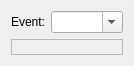
The window that importdialog.ui (agateau/gwenview-importer) describes before a commit, drawn with Qt 5.
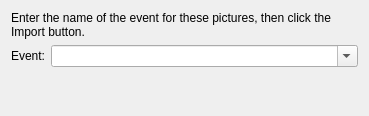
The same window after the commit. Custom widgets are drawn as their Qt base class.

Commit message: Prettify destination label.

Patch:
```diff
--- a/importdialog.ui
+++ b/importdialog.ui
@@ -6,15 +6,15 @@
    <rect>
     <x>0</x>
     <y>0</y>
-    <width>112</width>
-    <height>54</height>
+    <width>369</width>
+    <height>116</height>
    </rect>
   </property>
   <property name="windowTitle">
    <string>Dialog</string>
   </property>
   <layout class="QGridLayout" name="gridLayout">
-   <item row="0" column="0">
+   <item row="1" column="0">
     <widget class="QLabel" name="label">
      <property name="text">
       <string>Event:</string>
@@ -24,7 +24,7 @@
      </property>
     </widget>
    </item>
-   <item row="0" column="1">
+   <item row="1" column="1">
     <widget class="KComboBox" name="eventComboBox">
      <property name="sizePolicy">
       <sizepolicy hsizetype="Expanding" vsizetype="Fixed">
@@ -40,7 +40,7 @@
      </property>
     </widget>
    </item>
-   <item row="1" column="0" colspan="2">
+   <item row="3" column="0" colspan="2">
     <widget class="QLabel" name="dstLabel">
      <property name="sizePolicy">
       <sizepolicy hsizetype="Preferred" vsizetype="Minimum">
@@ -48,17 +48,43 @@
        <verstretch>0</verstretch>
       </sizepolicy>
      </property>
-     <property name="frameShape">
-      <enum>QFrame::StyledPanel</enum>
-     </property>
-     <property name="frameShadow">
-      <enum>QFrame::Sunken</enum>
-     </property>
      <property name="text">
       <string/>
      </property>
+     <property name="alignment">
+      <set>Qt::AlignLeading|Qt::AlignLeft|Qt::AlignTop</set>
+     </property>
+     <property name="wordWrap">
+      <bool>true</bool>
+     </property>
     </widget>
    </item>
+   <item row="0" column="0" colspan="2">
+    <widget class="QLabel" name="label_2">
+     <property name="text">
+      <string>Enter the name of the event for these pictures, then click the Import button.</string>
+     </property>
+     <property name="wordWrap">
+      <bool>true</bool>
+     </property>
+    </widget>
+   </item>
+   <item row="2" column="1">
+    <spacer name="verticalSpacer">
+     <property name="orientation">
+      <enum>Qt::Vertical</enum>
+     </property>
+     <property name="sizeType">
+      <enum>QSizePolicy::Fixed</enum>
+     </property>
+     <property name="sizeHint" stdset="0">
+      <size>
+       <width>20</width>
+       <height>12</height>
+      </size>
+     </property>
+    </spacer>
+   </item>
   </layout>
  </widget>
  <customwidgets>
```
The commit also changes 1 other file.
